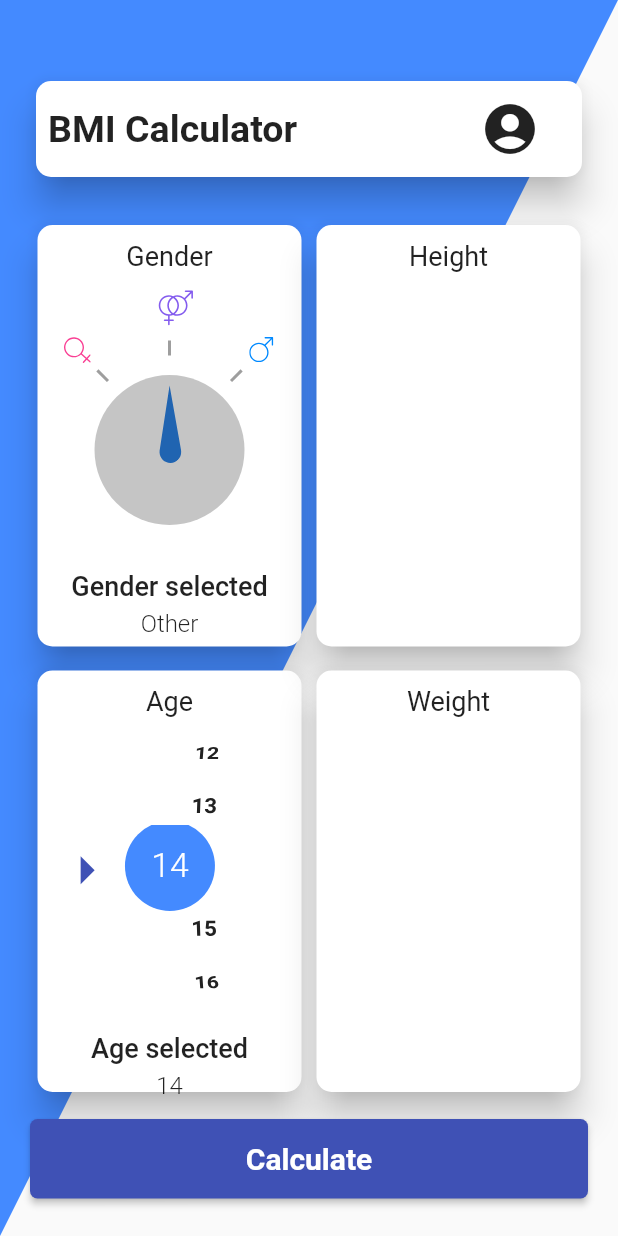
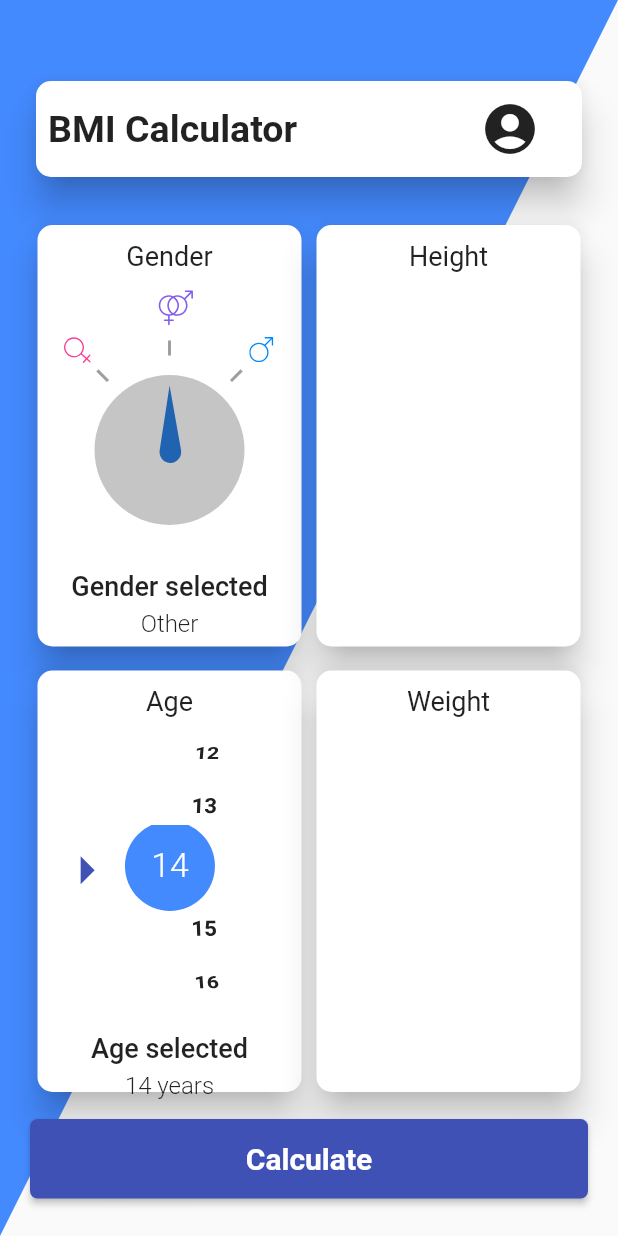
Before and after one commit to FabianVarela/bmi_calculator, a Flutter app: the screen it shows after launch, scrolled down 576 dp, on a phone screen of 412 x 824 dp. Run offline on Flutter 3.47's test engine with Material 2 defaults, Android fonts, the phone set to English and light mode, and no system bars; our stand-ins replace flutter_svg.

Commit message:
Modify age card section adding function to change age

```diff
--- a/lib/ui/cards/age_card_section.dart
+++ b/lib/ui/cards/age_card_section.dart
@@ -3,9 +3,10 @@ import 'package:flutter/cupertino.dart';
 import 'package:flutter/material.dart';
 
 class AgeCardSection extends StatefulWidget {
-  AgeCardSection({@required this.gender});
+  AgeCardSection({@required this.gender, @required this.onChangeAge});
 
   final Gender gender;
+  final Function(int age) onChangeAge;
 
   @override
   _AgeCardSectionState createState() => _AgeCardSectionState();
@@ -137,7 +138,7 @@ class _AgeCardSectionState extends State<AgeCardSection>
                   Padding(
                     padding: EdgeInsets.only(top: 5),
                     child: Text(
-                      '$_age',
+                      '$_age years',
                       style: TextStyle(
                         fontSize: 16,
                         fontWeight: FontWeight.w300,
```
